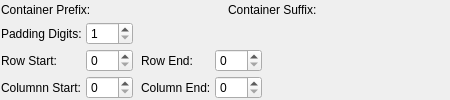
Qt form Source/SVWidgetsLib/FilterParameterWidgets/UI_Files/MontageSelectionWidget.ui (BlueQuartzSoftware/SIMPL) before a commit.
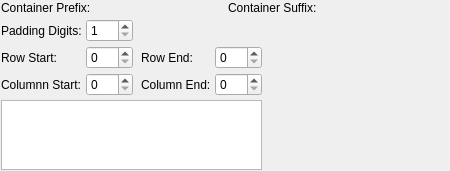
The same form after that commit. Custom widgets are drawn as their Qt base class.

Commit message:
Added a QListWidget to MontageSelectionWidget to display DC Names
* MontageSelectionWidget updates the list widget after preflight.
* Updated the copyright header for MontageSelectionWidget and MontageSelectionFilterParameter.
* Correctly set the filter's property to the MontageSelection instead of the list of DataContainer names.
* Removed duplicate creation of DataContainer name list from MontageSelectionWidget.
* MontageSelection now has a minimum Padding value of 1, up from 0.

Diff of the .ui file:
```diff
--- a/Source/SVWidgetsLib/FilterParameterWidgets/UI_Files/MontageSelectionWidget.ui
+++ b/Source/SVWidgetsLib/FilterParameterWidgets/UI_Files/MontageSelectionWidget.ui
@@ -7,7 +7,7 @@
     <x>0</x>
     <y>0</y>
     <width>450</width>
-    <height>100</height>
+    <height>166</height>
    </rect>
   </property>
   <property name="windowTitle">
@@ -203,6 +203,9 @@
      </property>
     </widget>
    </item>
+   <item row="5" column="0" colspan="5">
+    <widget class="QListWidget" name="dataContainerListWidget"/>
+   </item>
   </layout>
  </widget>
  <customwidgets>
```
The commit also changes 5 other files.
